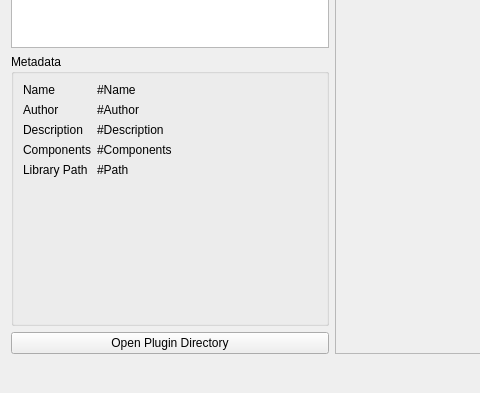
The window that src/ui/windows/w_PluginManager.ui (ICE-GB/QvPersonal) describes before a commit, drawn with Qt 5; both pictures show x 0 to 480 and y 164 to 557 of the 876 by 557 pixel window.
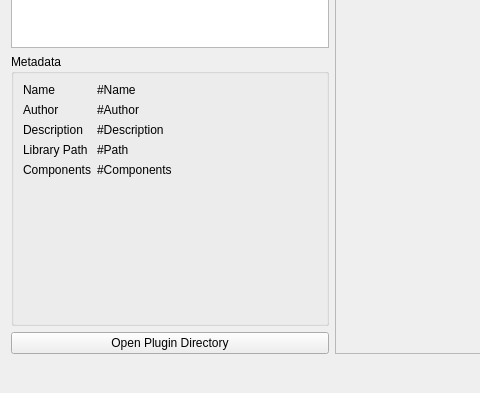
The same window after the commit.

Commit message: + added core searcher under Windows, refined PluginManager window

What changed in the file:
```diff
--- a/src/ui/windows/w_PluginManager.ui
+++ b/src/ui/windows/w_PluginManager.ui
@@ -129,9 +129,9 @@
          </widget>
         </item>
         <item row="3" column="0">
-         <widget class="QLabel" name="label_9">
+         <widget class="QLabel" name="label_8">
           <property name="text">
-           <string>Components</string>
+           <string>Library Path</string>
           </property>
           <property name="alignment">
            <set>Qt::AlignLeading|Qt::AlignLeft|Qt::AlignTop</set>
@@ -139,7 +139,7 @@
          </widget>
         </item>
         <item row="3" column="1">
-         <widget class="QLabel" name="pluginComponentsLabel">
+         <widget class="QLabel" name="pluginLibPathLabel">
           <property name="sizePolicy">
            <sizepolicy hsizetype="MinimumExpanding" vsizetype="Preferred">
             <horstretch>0</horstretch>
@@ -150,7 +150,7 @@
            <cursorShape>IBeamCursor</cursorShape>
           </property>
           <property name="text">
-           <string>#Components</string>
+           <string>#Path</string>
           </property>
           <property name="wordWrap">
            <bool>true</bool>
@@ -161,9 +161,9 @@
          </widget>
         </item>
         <item row="4" column="0">
-         <widget class="QLabel" name="label_8">
+         <widget class="QLabel" name="label_9">
           <property name="text">
-           <string>Library Path</string>
+           <string>Components</string>
           </property>
           <property name="alignment">
            <set>Qt::AlignLeading|Qt::AlignLeft|Qt::AlignTop</set>
@@ -171,7 +171,7 @@
          </widget>
         </item>
         <item row="4" column="1">
-         <widget class="QLabel" name="pluginLibPathLabel">
+         <widget class="QLabel" name="pluginComponentsLabel">
           <property name="sizePolicy">
            <sizepolicy hsizetype="MinimumExpanding" vsizetype="Preferred">
             <horstretch>0</horstretch>
@@ -182,7 +182,7 @@
            <cursorShape>IBeamCursor</cursorShape>
           </property>
           <property name="text">
-           <string>#Path</string>
+           <string>#Components</string>
           </property>
           <property name="wordWrap">
            <bool>true</bool>
```
The commit also changes 8 other files.
